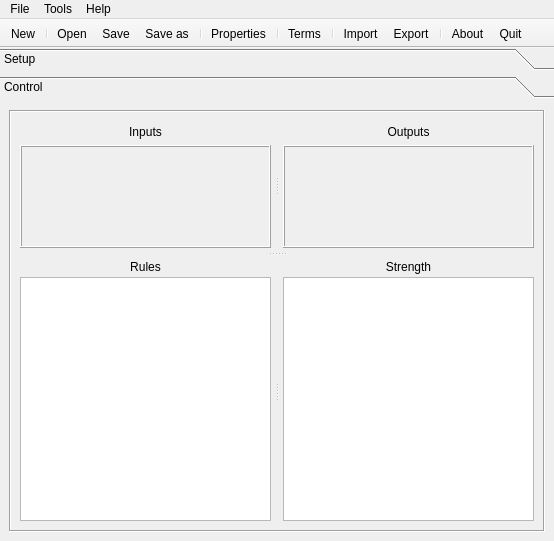
First picture: the form in qtfuzzylite/ui/Window.ui, repository fuzzylite/fuzzylite, before the edit.
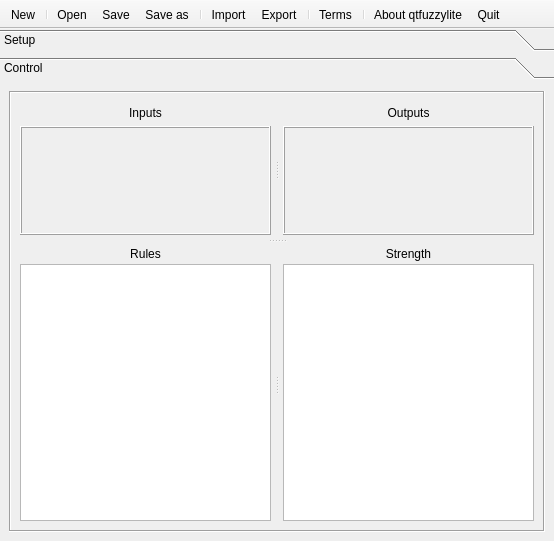
Second picture: the form after the edit. The open tabs and pages were chosen to show the change. Icons and pictures are not drawn. Custom widgets are drawn as their Qt base class.

```diff
--- a/qtfuzzylite/ui/Window.ui
+++ b/qtfuzzylite/ui/Window.ui
@@ -470,7 +470,7 @@
          <x>0</x>
          <y>0</y>
          <width>554</width>
-         <height>408</height>
+         <height>386</height>
         </rect>
        </property>
        <attribute name="label">
@@ -593,7 +593,7 @@
                         <x>0</x>
                         <y>0</y>
                         <width>242</width>
-                        <height>90</height>
+                        <height>82</height>
                        </rect>
                       </property>
                       <property name="sizePolicy">
@@ -713,7 +713,7 @@
                         <x>0</x>
                         <y>0</y>
                         <width>242</width>
-                        <height>90</height>
+                        <height>82</height>
                        </rect>
                       </property>
                       <property name="sizePolicy">
@@ -888,13 +888,11 @@
    <addaction name="actionSave"/>
    <addaction name="actionSaveAs"/>
    <addaction name="separator"/>
-   <addaction name="actionProperties"/>
-   <addaction name="separator"/>
-   <addaction name="actionTerms"/>
-   <addaction name="separator"/>
    <addaction name="actionImport"/>
    <addaction name="actionExport"/>
    <addaction name="separator"/>
+   <addaction name="actionTerms"/>
+   <addaction name="separator"/>
    <addaction name="actionAbout"/>
    <addaction name="actionQuit"/>
   </widget>
@@ -910,24 +908,6 @@
    <property name="defaultUp">
     <bool>false</bool>
    </property>
-   <widget class="QMenu" name="menuTools">
-    <property name="title">
-     <string>Tools</string>
-    </property>
-   </widget>
-   <widget class="QMenu" name="menuFile">
-    <property name="title">
-     <string>File</string>
-    </property>
-   </widget>
-   <widget class="QMenu" name="menuHelp">
-    <property name="title">
-     <string>Help</string>
-    </property>
-   </widget>
-   <addaction name="menuFile"/>
-   <addaction name="menuTools"/>
-   <addaction name="menuHelp"/>
   </widget>
   <action name="actionPreferences">
    <property name="icon">
@@ -1016,7 +996,7 @@
      <normaloff>:/about.png</normaloff>:/about.png</iconset>
    </property>
    <property name="text">
-    <string>&amp;About...</string>
+    <string>About qt&amp;fuzzylite</string>
    </property>
    <property name="toolTip">
     <string>About qtfuzzylite</string>
@@ -1079,7 +1059,7 @@
      <normaloff>:/save-as.png</normaloff>:/save-as.png</iconset>
    </property>
    <property name="text">
-    <string>Save as...</string>
+    <string>Sa&amp;ve as...</string>
    </property>
    <property name="toolTip">
     <string>Save as...</string>
```
Left out of the diff: 124 changed lines with no effect on the pictures.
